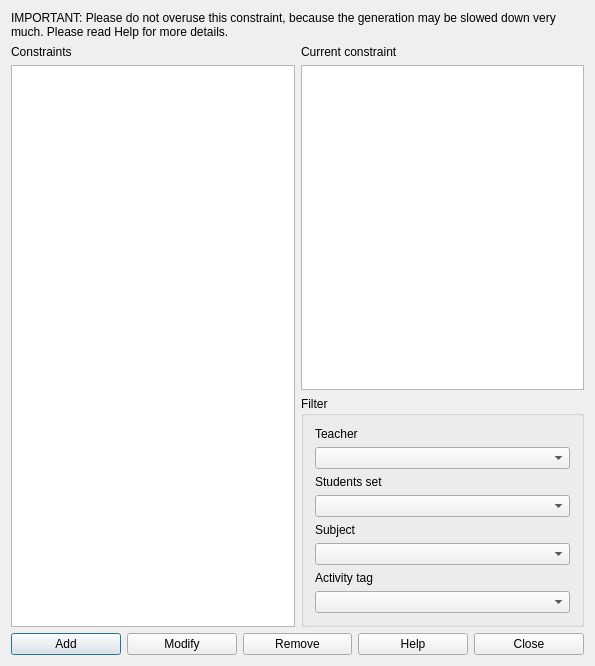
vonmecheln/fet, file fet/src/interface/constraintactivitiesoccupymintimeslotsfromselectionform_template.ui: the form before one commit.
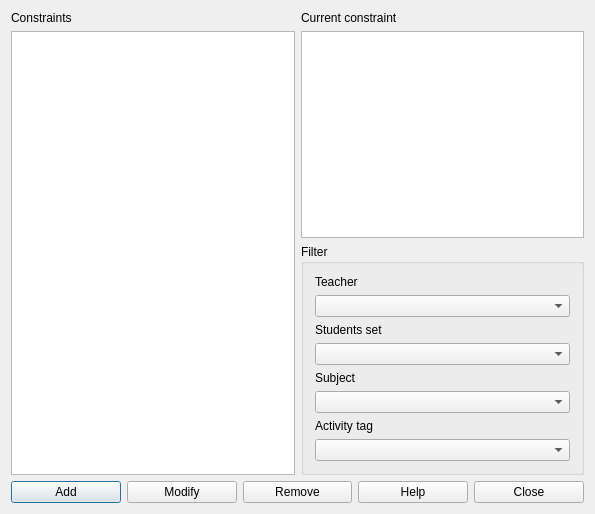
The form after the commit.

The edit to the form file:
```diff
--- a/fet/src/interface/constraintactivitiesoccupymintimeslotsfromselectionform_template.ui
+++ b/fet/src/interface/constraintactivitiesoccupymintimeslotsfromselectionform_template.ui
@@ -7,70 +7,14 @@
     <x>0</x>
     <y>0</y>
     <width>595</width>
-    <height>666</height>
+    <height>514</height>
    </rect>
   </property>
   <property name="windowTitle">
    <string extracomment="This is the title of the dialog to see the list of all constraints of this type">Constraints activities occupy min time slots from selection</string>
   </property>
   <layout class="QGridLayout" name="gridLayout_2">
-   <item row="0" column="0" colspan="2">
-    <widget class="QLabel" name="instructionsLabel">
-     <property name="sizePolicy">
-      <sizepolicy hsizetype="Minimum" vsizetype="Minimum">
-       <horstretch>0</horstretch>
-       <verstretch>0</verstretch>
-      </sizepolicy>
-     </property>
-     <property name="text">
-      <string>IMPORTANT: Please do not overuse this constraint, because the generation may be slowed down very much. Please read Help for more details.</string>
-     </property>
-     <property name="wordWrap">
-      <bool>true</bool>
-     </property>
-    </widget>
-   </item>
-   <item row="1" column="0" rowspan="2">
-    <layout class="QVBoxLayout" name="verticalLayout">
-     <item>
-      <widget class="QLabel" name="constraintsTextLabel">
-       <property name="frameShape">
-        <enum>QFrame::NoFrame</enum>
-       </property>
-       <property name="frameShadow">
-        <enum>QFrame::Plain</enum>
-       </property>
-       <property name="text">
-        <string>Constraints</string>
-       </property>
-       <property name="wordWrap">
-        <bool>false</bool>
-       </property>
-      </widget>
-     </item>
-     <item>
-      <widget class="QListWidget" name="constraintsListWidget"/>
-     </item>
-    </layout>
-   </item>
    <item row="1" column="1">
-    <layout class="QVBoxLayout" name="verticalLayout_2">
-     <item>
-      <widget class="QLabel" name="currentConstraintTextLabel">
-       <property name="text">
-        <string>Current constraint</string>
-       </property>
-       <property name="wordWrap">
-        <bool>false</bool>
-       </property>
-      </widget>
-     </item>
-     <item>
-      <widget class="QPlainTextEdit" name="currentConstraintTextEdit"/>
-     </item>
-    </layout>
-   </item>
-   <item row="2" column="1">
     <widget class="QGroupBox" name="filterGroupBox">
      <property name="title">
       <string>Filter</string>
@@ -131,7 +75,30 @@
      </layout>
     </widget>
    </item>
-   <item row="3" column="0" colspan="2">
+   <item row="0" column="0" rowspan="2">
+    <layout class="QVBoxLayout" name="verticalLayout">
+     <item>
+      <widget class="QLabel" name="constraintsTextLabel">
+       <property name="frameShape">
+        <enum>QFrame::NoFrame</enum>
+       </property>
+       <property name="frameShadow">
+        <enum>QFrame::Plain</enum>
+       </property>
+       <property name="text">
+        <string>Constraints</string>
+       </property>
+       <property name="wordWrap">
+        <bool>false</bool>
+       </property>
+      </widget>
+     </item>
+     <item>
+      <widget class="QListWidget" name="constraintsListWidget"/>
+     </item>
+    </layout>
+   </item>
+   <item row="2" column="0" colspan="2">
     <layout class="QHBoxLayout" name="horizontalLayout">
      <item>
       <widget class="QPushButton" name="addConstraintPushButton">
@@ -170,6 +137,23 @@
      </item>
     </layout>
    </item>
+   <item row="0" column="1">
+    <layout class="QVBoxLayout" name="verticalLayout_2">
+     <item>
+      <widget class="QLabel" name="currentConstraintTextLabel">
+       <property name="text">
+        <string>Current constraint</string>
+       </property>
+       <property name="wordWrap">
+        <bool>false</bool>
+       </property>
+      </widget>
+     </item>
+     <item>
+      <widget class="QPlainTextEdit" name="currentConstraintTextEdit"/>
+     </item>
+    </layout>
+   </item>
   </layout>
  </widget>
  <layoutdefault spacing="6" margin="11"/>
```
